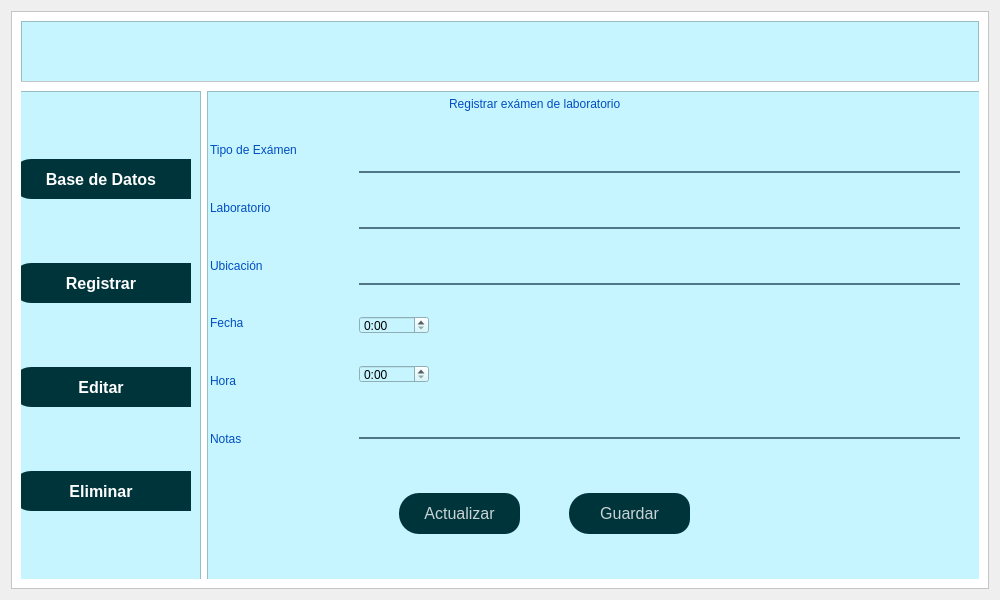
This is ui/examen_laboratorio.ui in daburneo1/addi as Qt 5 draws it before an edit. The edited form follows.
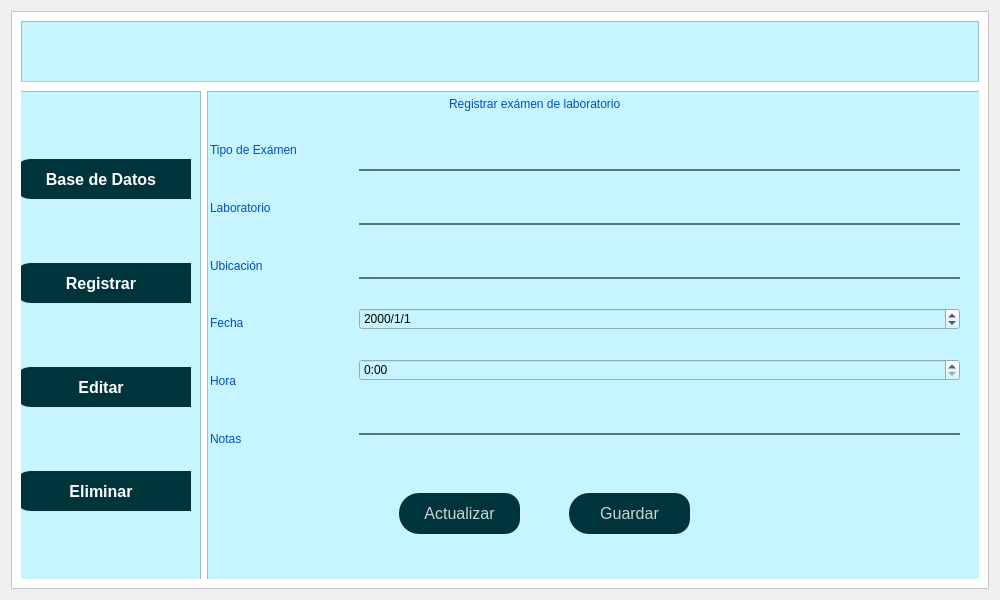
This is the edited form. Icons and pictures are not drawn.

Patch:
```diff
--- a/ui/examen_laboratorio.ui
+++ b/ui/examen_laboratorio.ui
@@ -535,7 +535,7 @@
                   <rect>
                    <x>240</x>
                    <y>0</y>
-                   <width>271</width>
+                   <width>291</width>
                    <height>21</height>
                   </rect>
                  </property>
@@ -628,7 +628,7 @@
                   <rect>
                    <x>1</x>
                    <y>31</y>
-                   <width>141</width>
+                   <width>145</width>
                    <height>341</height>
                   </rect>
                  </property>
@@ -721,31 +721,20 @@
                    </widget>
                   </item>
                   <item>
-                   <widget class="QTimeEdit" name="timeEdit_1">
-                    <property name="maximumSize">
-                     <size>
-                      <width>70</width>
-                      <height>18</height>
-                     </size>
-                    </property>
-                    <property name="currentSection">
-                     <enum>QDateTimeEdit::HourSection</enum>
-                    </property>
+                   <widget class="QDateEdit" name="dateEdit">
                     <property name="displayFormat">
-                     <string>h:mm</string>
+                     <string>yyyy/d/M</string>
                     </property>
-                    <property name="calendarPopup">
-                     <bool>false</bool>
-                    </property>
                    </widget>
                   </item>
                   <item>
-                   <widget class="QTimeEdit" name="timeEdit_2">
-                    <property name="maximumSize">
-                     <size>
-                      <width>70</width>
-                      <height>18</height>
-                     </size>
+                   <widget class="QTimeEdit" name="timeEdit">
+                    <property name="minimumTime">
+                     <time>
+                      <hour>0</hour>
+                      <minute>0</minute>
+                      <second>0</second>
+                     </time>
                     </property>
                     <property name="currentSection">
                      <enum>QDateTimeEdit::HourSection</enum>
@@ -753,9 +742,6 @@
                     <property name="displayFormat">
                      <string>h:mm</string>
                     </property>
-                    <property name="calendarPopup">
-                     <bool>false</bool>
-                    </property>
                    </widget>
                   </item>
                   <item>
```
Left out of the diff: 28 changed lines with no effect on the pictures.
